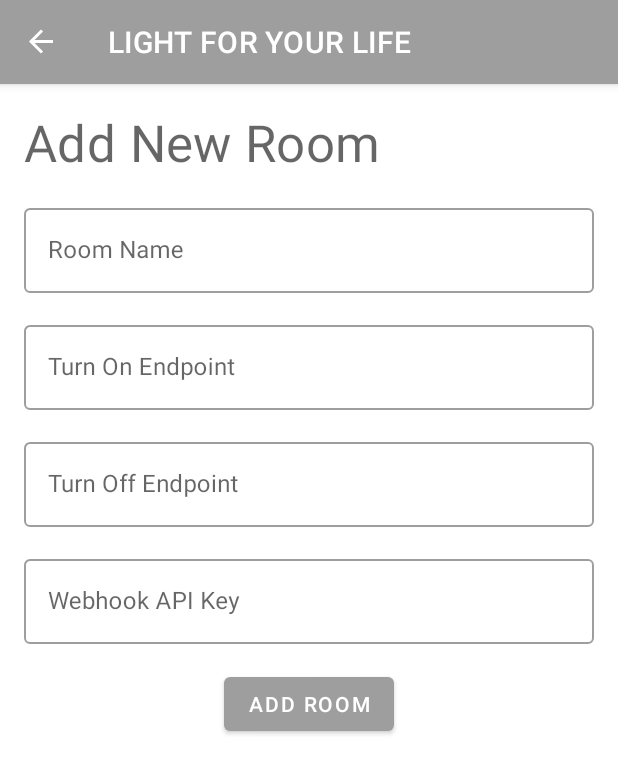
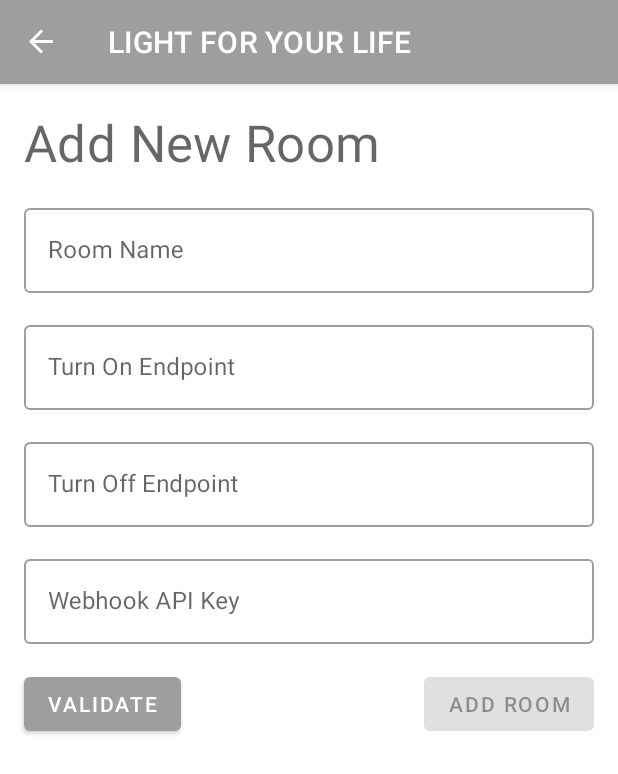
Before and after one commit to caseymorris61/orroifttt, an Android app: the SwitchAddRoomFragment screen opened through its navigation route, on a phone screen of 412 x 824 dp. Shown: the top 774 px of the screen. Run offline under Robolectric (Android 15) with nearby library versions, the phone set to English and light mode, and no system bars; our stand-ins replace Room's generated code, Volley, data binding, navigation-ui; 2 statements that could not run were skipped.

Commit message:
Add validation for API webhook key

```diff
--- a/app/src/main/java/com/caseytmorris/orroifttt/switchaddroom/SwitchAddRoomFragment.kt
+++ b/app/src/main/java/com/caseytmorris/orroifttt/switchaddroom/SwitchAddRoomFragment.kt
@@ -1,11 +1,13 @@
 package com.caseytmorris.orroifttt.switchaddroom
 
 import android.os.Bundle
+import android.util.Log
 import android.view.LayoutInflater
 import android.view.View
 import android.view.ViewGroup
 import androidx.databinding.DataBindingUtil
 import androidx.fragment.app.Fragment
+import androidx.lifecycle.Observer
 import androidx.lifecycle.ViewModelProviders
 import com.caseytmorris.orroifttt.R
 import com.caseytmorris.orroifttt.database.RoomControlDatabase
@@ -32,6 +34,32 @@ class SwitchAddRoomFragment : Fragment() {
 
         binding.viewModel = switchAddRoomViewModel
 
+        switchAddRoomViewModel.webhookApiKeyLiveData.observe(this, Observer {
+            switchAddRoomViewModel.apiKeyChanged()
+        })
+
+        switchAddRoomViewModel.apiKeyValidated.observe(this, Observer { newState ->
+            when (newState) {
+                API_KEY_VALIDATION_STATE.PASS -> {
+                    Log.i("Casey","Validation Passed")
+                    binding.addRoomButton.isEnabled = true
+                    binding.validateButton.isEnabled = false
+                }
+                API_KEY_VALIDATION_STATE.FAILED -> {
+                    Log.i("Casey","Validation Failed")
+                    //Prompt message that it failed to validate
+                    binding.addRoomButton.isEnabled = false
+                    binding.validateButton.isEnabled = true
+                }
+                else -> {
+                    Log.i("Casey","Validation Unknown")
+                    binding.addRoomButton.isEnabled = false
+                    binding.validateButton.isEnabled = true
+                }
+
+            }
+        })
+
         return binding.root
     }
 
--- a/app/src/main/java/com/caseytmorris/orroifttt/switchaddroom/SwitchAddRoomViewModel.kt
+++ b/app/src/main/java/com/caseytmorris/orroifttt/switchaddroom/SwitchAddRoomViewModel.kt
@@ -6,12 +6,16 @@ import android.content.SharedPreferences
 import android.util.Log
 import android.view.View
 import androidx.lifecycle.AndroidViewModel
+import androidx.lifecycle.LiveData
 import androidx.lifecycle.MutableLiveData
 import androidx.navigation.findNavController
 import com.caseytmorris.orroifttt.R
 import com.caseytmorris.orroifttt.database.RoomControl
 import com.caseytmorris.orroifttt.database.RoomDatabaseDao
+import com.caseytmorris.orroifttt.sendIFTTTRequest
 import kotlinx.coroutines.*
+
+enum class API_KEY_VALIDATION_STATE {UNKNOWN,FAILED,PASS}
 
 open class SwitchViewModel(application: Application) : AndroidViewModel(application) {
     var viewModelJob = Job()
@@ -20,7 +24,14 @@ open class SwitchViewModel(application: Application) : AndroidViewModel(applicat
     val roomName = MutableLiveData<String>()
     val turnOnKey = MutableLiveData<String>()
     val turnOffKey = MutableLiveData<String>()
-    val webhookApiKeyLiveData = MutableLiveData<String>()
+
+    val _webhookApiKeyLiveData = MutableLiveData<String>()
+    val webhookApiKeyLiveData : LiveData<String>
+        get() = _webhookApiKeyLiveData
+
+    protected val _apiKeyValidated = MutableLiveData<API_KEY_VALIDATION_STATE>()
+    val apiKeyValidated : LiveData<API_KEY_VALIDATION_STATE>
+        get() = _apiKeyValidated
 
     var defaultStringApiKey = ""
     var webhook_api_key = ""
@@ -31,6 +42,41 @@ open class SwitchViewModel(application: Application) : AndroidViewModel(applicat
             application.getString(R.string.preference_file_key), Context.MODE_PRIVATE)
         defaultStringApiKey = application.getString(R.string.default_webhook_api_key)
         webhook_api_key = sharedPref?.getString(application.getString(R.string.saved_webhook_api_key), defaultStringApiKey) ?: defaultStringApiKey
+
+        _apiKeyValidated.value = API_KEY_VALIDATION_STATE.UNKNOWN
+    }
+
+    fun onValidateClicked(view: View) {
+
+        uiScope.launch {
+            val keyToValidate = _webhookApiKeyLiveData?.value ?: defaultStringApiKey
+            validateApiKey(keyToValidate,view.context)
+        }
+
+    }
+
+    protected suspend fun validateApiKey(key:String, context: Context){
+        withContext(Dispatchers.IO) {
+            sendIFTTTRequest("testtesttest",key,context) { response ->
+                processIFTTTValidationResponse(response)
+            }
+        }
+    }
+
+    fun processIFTTTValidationResponse(response: Boolean) {
+        when(response) {
+            true -> {
+                _apiKeyValidated.value = API_KEY_VALIDATION_STATE.PASS
+
+            }
+            else -> {
+                _apiKeyValidated.value = API_KEY_VALIDATION_STATE.FAILED
+            }
+        }
+    }
+
+    fun apiKeyChanged() {
+        _apiKeyValidated.value = API_KEY_VALIDATION_STATE.UNKNOWN
     }
 }
 
@@ -42,14 +88,14 @@ class SwitchAddRoomViewModel  (
     init {
         if(webhook_api_key != defaultStringApiKey) {
             //Passing a valid string to use api key
-            webhookApiKeyLiveData.value = webhook_api_key
-            Log.i("Casey","Using API Key: ${webhookApiKeyLiveData.value}")
+            _webhookApiKeyLiveData.value = webhook_api_key
+            Log.i("Casey","Using API Key: ${_webhookApiKeyLiveData.value}")
+            _apiKeyValidated.value = API_KEY_VALIDATION_STATE.PASS
         }
         else {
             Log.i("Casey","No valid api key in shared preferences. Required")
         }
     }
-
 
     fun onSubmitClicked(view: View) {
         uiScope.launch {
@@ -58,7 +104,7 @@ class SwitchAddRoomViewModel  (
             rc.roomName = roomName?.value ?: "invalid"
             rc.turnOnWebhook = turnOnKey?.value ?: "invalid"
             rc.turnOffWebhook = turnOffKey?.value ?: "invalid"
-            rc.webhookApiKey = webhookApiKeyLiveData?.value ?: defaultStringApiKey
+            rc.webhookApiKey = _webhookApiKeyLiveData?.value ?: defaultStringApiKey
             insertRoom(rc)
 
             with(sharedPref.edit()) {
@@ -72,6 +118,7 @@ class SwitchAddRoomViewModel  (
         }
     }
 
+
     private suspend fun insertRoom(room: RoomControl) {
         withContext(Dispatchers.IO){
             roomControlDatabase.insertRoom(room)
--- a/app/src/main/java/com/caseytmorris/orroifttt/switcheditroom/SwitchEditRoomViewModel.kt
+++ b/app/src/main/java/com/caseytmorris/orroifttt/switcheditroom/SwitchEditRoomViewModel.kt
@@ -2,8 +2,6 @@ package com.caseytmorris.orroifttt.switcheditroom
 
 import android.app.Application
 import android.view.View
-import androidx.lifecycle.LiveData
-import androidx.lifecycle.MutableLiveData
 import androidx.navigation.findNavController
 import com.caseytmorris.orroifttt.R
 import com.caseytmorris.orroifttt.database.RoomControl
@@ -26,7 +24,7 @@ class SwitchEditRoomViewModel (
             roomName.value = rc.roomName
             turnOnKey.value = rc.turnOnWebhook
             turnOffKey.value = rc.turnOffWebhook
-            webhookApiKeyLiveData.value = rc.webhookApiKey
+            _webhookApiKeyLiveData.value = rc.webhookApiKey
         }
     }
 
@@ -36,7 +34,7 @@ class SwitchEditRoomViewModel (
             rc.roomName = roomName?.value ?: "invalid"
             rc.turnOnWebhook = turnOnKey?.value ?: "invalid"
             rc.turnOffWebhook = turnOffKey?.value ?: "invalid"
-            rc.webhookApiKey = webhookApiKeyLiveData?.value ?: defaultStringApiKey
+            rc.webhookApiKey = _webhookApiKeyLiveData?.value ?: defaultStringApiKey
             updateRoom(rc)
 
             //navigate back
--- a/app/src/main/res/layout/fragment_switch_add_room.xml
+++ b/app/src/main/res/layout/fragment_switch_add_room.xml
@@ -104,12 +104,12 @@
             <com.google.android.material.textfield.TextInputEditText
                 android:layout_width="match_parent"
                 android:layout_height="wrap_content"
-                android:text="@={viewModel.webhookApiKeyLiveData}"
+                android:text="@={viewModel._webhookApiKeyLiveData}"
                 />
         </com.google.android.material.textfield.TextInputLayout>
 
         <Button
-            android:id="@+id/button"
+            android:id="@+id/add_room_button"
             android:layout_width="wrap_content"
             android:layout_height="wrap_content"
             android:layout_marginStart="16dp"
@@ -117,9 +117,20 @@
             android:layout_marginEnd="16dp"
             android:text="@string/add_room_submit_button_text"
             app:layout_constraintEnd_toEndOf="parent"
-            app:layout_constraintStart_toStartOf="parent"
             app:layout_constraintTop_toBottomOf="@+id/editText_webhook"
             android:onClick="@{(view) -> viewModel.onSubmitClicked(view)}"/>
 
+        <Button
+            android:id="@+id/validate_button"
+            android:layout_width="wrap_content"
+            android:layout_height="wrap_content"
+            android:layout_marginStart="16dp"
+            android:layout_marginTop="16dp"
+            android:layout_marginEnd="16dp"
+            android:text="Validate"
+            app:layout_constraintStart_toStartOf="parent"
+            app:layout_constraintTop_toBottomOf="@+id/editText_webhook"
+            android:onClick="@{(view) -> viewModel.onValidateClicked(view)}"/>
+
     </androidx.constraintlayout.widget.ConstraintLayout>
 </layout>
```
Also changed, not shown: app/src/main/java/com/caseytmorris/orroifttt/Util.kt (added, +42 -0 lines), app/src/main/java/com/caseytmorris/orroifttt/switchcontrol/SwitchControlAdapter.kt (+3 -35 lines), app/src/main/java/com/caseytmorris/orroifttt/switcheditroom/SwitchEditRoomFragment.kt (+29 -0 lines), app/src/main/res/layout/fragment_switch_edit_room.xml (+13 -2 lines).
